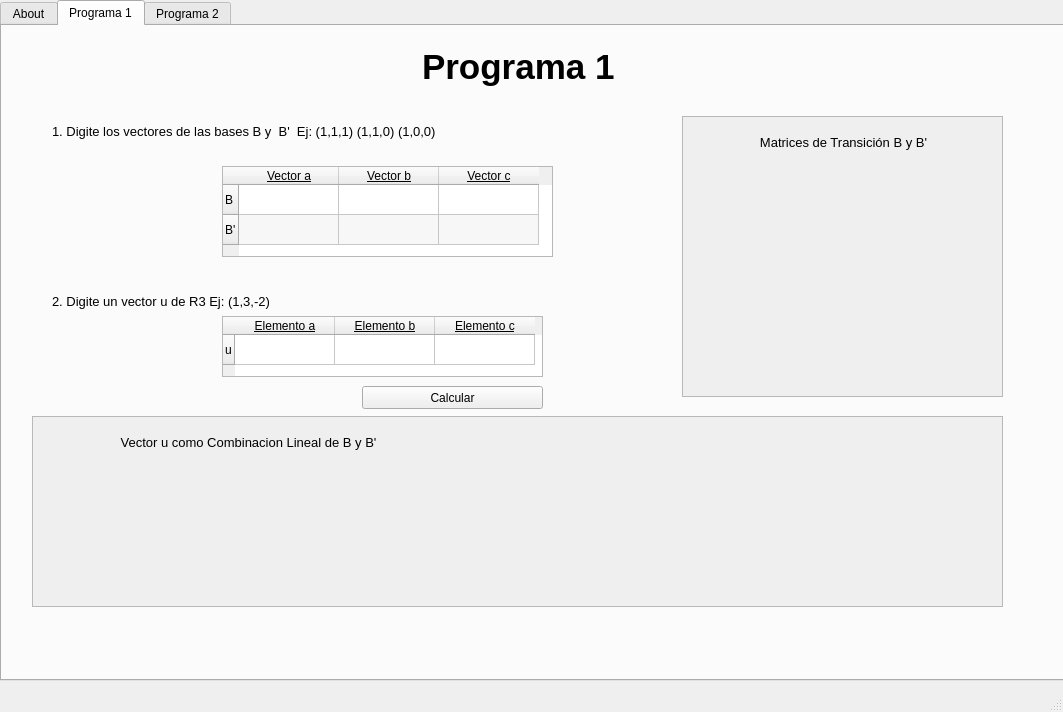
Above: ProgramaConUI/InterfazMenu.ui from bryanjimenezchacon/Progra2Algebra before the change. Below: the same form after it.
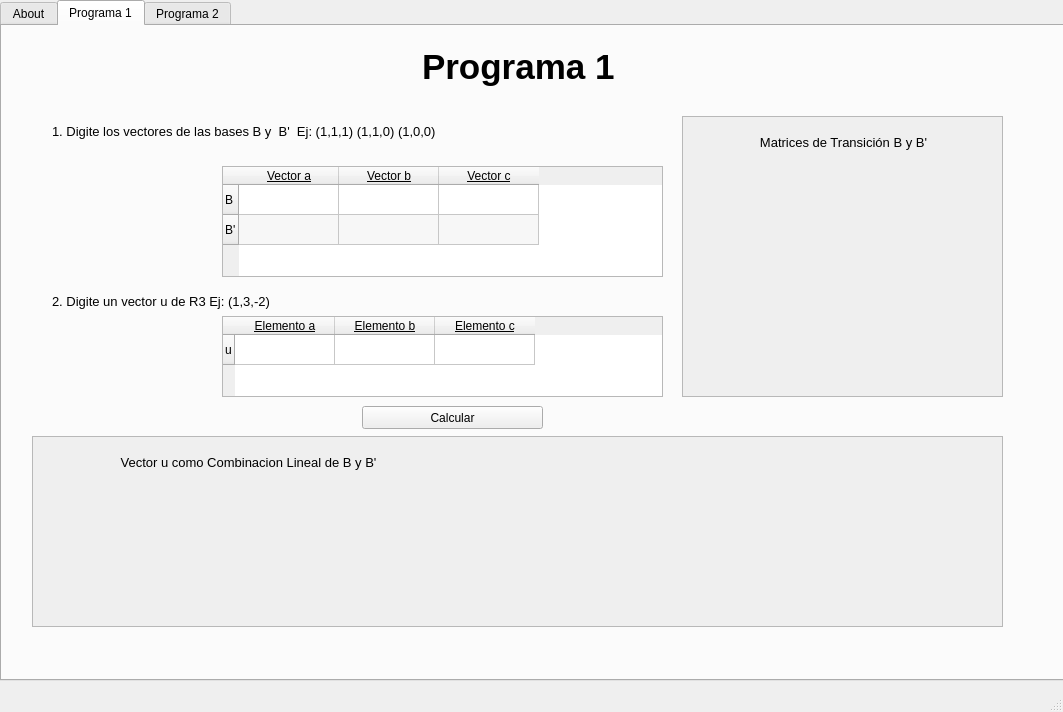
That is the form after the change. The open tabs and pages were chosen to show the change.

```diff
--- a/ProgramaConUI/InterfazMenu.ui
+++ b/ProgramaConUI/InterfazMenu.ui
@@ -184,7 +184,7 @@
        <rect>
         <x>50</x>
         <y>90</y>
-        <width>541</width>
+        <width>611</width>
         <height>31</height>
        </rect>
       </property>
@@ -316,8 +316,8 @@
        <rect>
         <x>220</x>
         <y>140</y>
-        <width>331</width>
-        <height>91</height>
+        <width>441</width>
+        <height>111</height>
        </rect>
       </property>
       <property name="sizePolicy">
@@ -417,7 +417,7 @@
        <rect>
         <x>50</x>
         <y>260</y>
-        <width>371</width>
+        <width>581</width>
         <height>31</height>
        </rect>
       </property>
@@ -435,8 +435,8 @@
        <rect>
         <x>220</x>
         <y>290</y>
-        <width>321</width>
-        <height>61</height>
+        <width>441</width>
+        <height>81</height>
        </rect>
       </property>
       <property name="alternatingRowColors">
@@ -506,7 +506,7 @@
       <property name="geometry">
        <rect>
         <x>30</x>
-        <y>390</y>
+        <y>410</y>
         <width>971</width>
         <height>191</height>
        </rect>
@@ -620,7 +620,7 @@
       <property name="geometry">
        <rect>
         <x>360</x>
-        <y>360</y>
+        <y>380</y>
         <width>181</width>
         <height>23</height>
        </rect>
```
Left out of the diff: 22 changed lines with no effect on the pictures.
